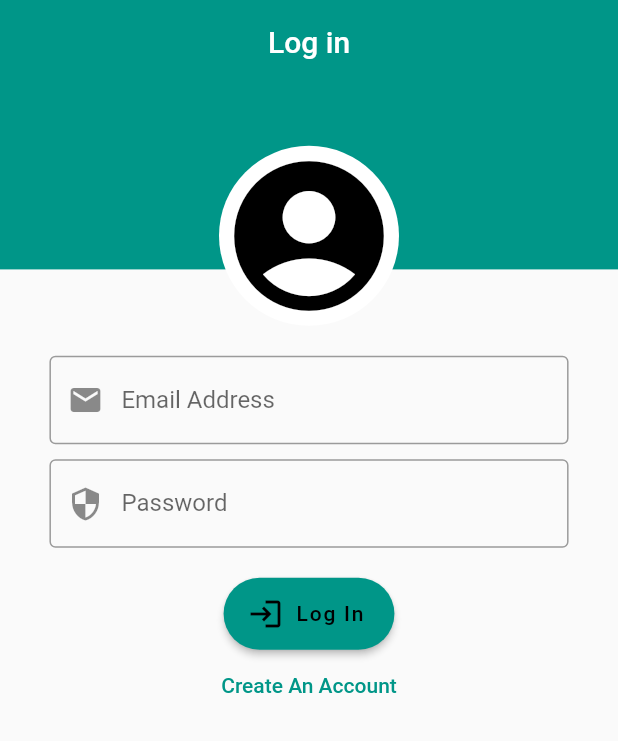
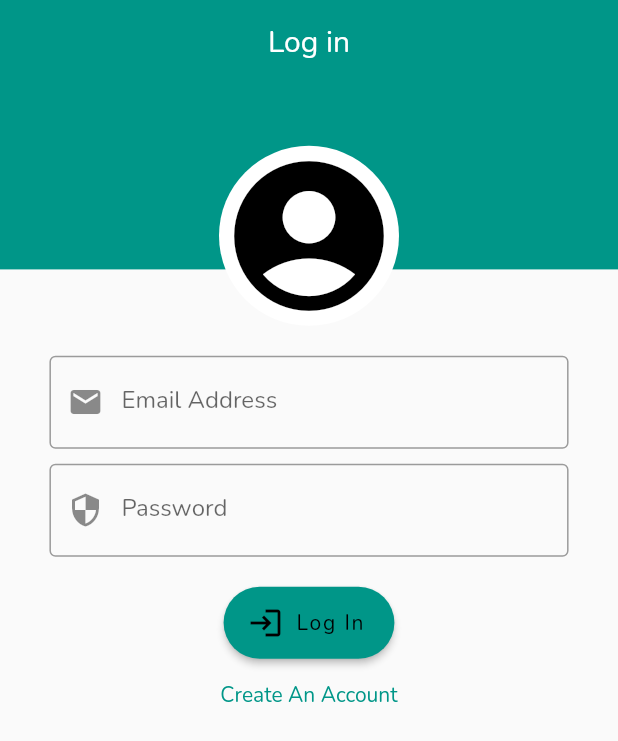
Before and after one commit to Cybertron-Avneesh/Hackademic-Ghumakkad, a Flutter app: the screen it shows after launch, on a phone screen of 412 x 824 dp. Shown: the top 741 px of the screen. Run offline on Flutter 3.47's test engine with Material 2 defaults, Android fonts, the phone set to English and light mode, and no system bars; our stand-ins replace cloud_firestore, firebase_auth, firebase_core, flare_flutter, font_awesome_flutter; missing offline and left inert: qr_code_scanner; accounts and stored records are empty.

Commit message:
Fix the Device Operation

```diff
--- a/lib/main.dart
+++ b/lib/main.dart
@@ -10,7 +10,8 @@ import './screens/bills_screen.dart';
 import './screens/bill_screen.dart';
 import './screens/qr_screen.dart';
 
-import 'package:flutter/services.dart' ;
+import 'package:flutter/services.dart';
+
 void main() async {
   WidgetsFlutterBinding.ensureInitialized();
   await Firebase.initializeApp();
@@ -21,14 +22,16 @@ class MyApp extends StatelessWidget {
   @override
   Widget build(BuildContext context) {
     SystemChrome.setPreferredOrientations([
-        DeviceOrientation.portraitUp,
-      ]);
+      DeviceOrientation.portraitUp,
+    ]);
 
     return MaterialApp(
+      debugShowCheckedModeBanner: false,
       title: 'Ghumakkad',
       theme: ThemeData(
         primaryColor: Colors.teal,
         accentColor: Colors.tealAccent,
+        fontFamily: 'Nunito',
       ),
       home: StreamBuilder(
         stream: FirebaseAuth.instance.authStateChanges(),
```
